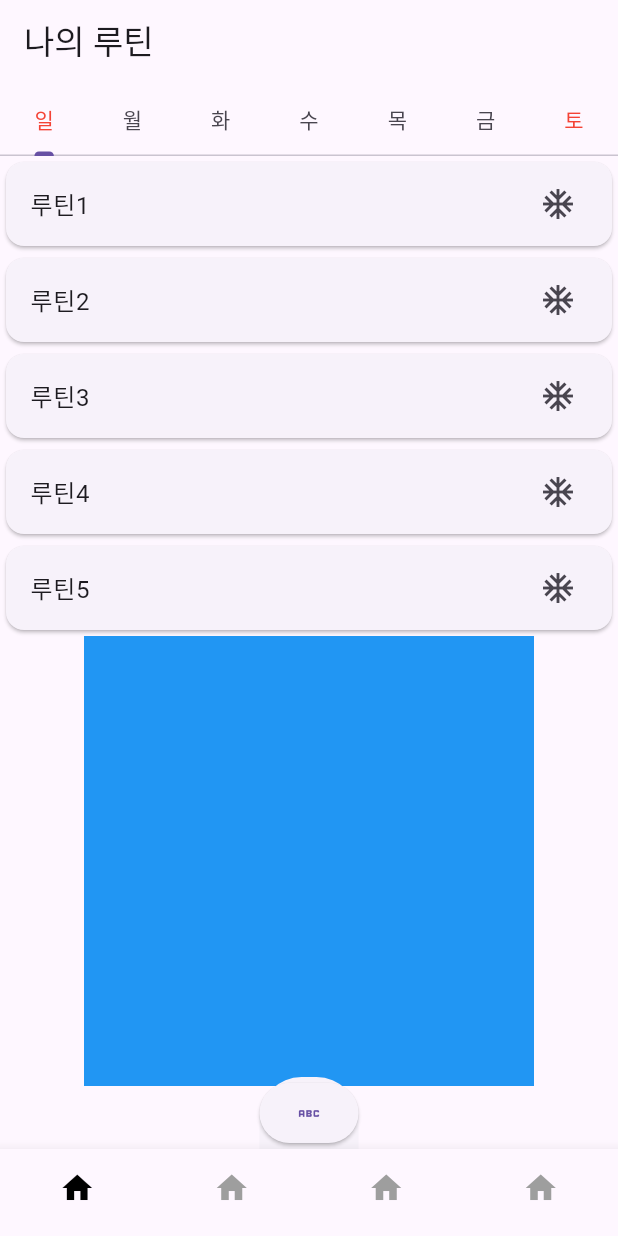
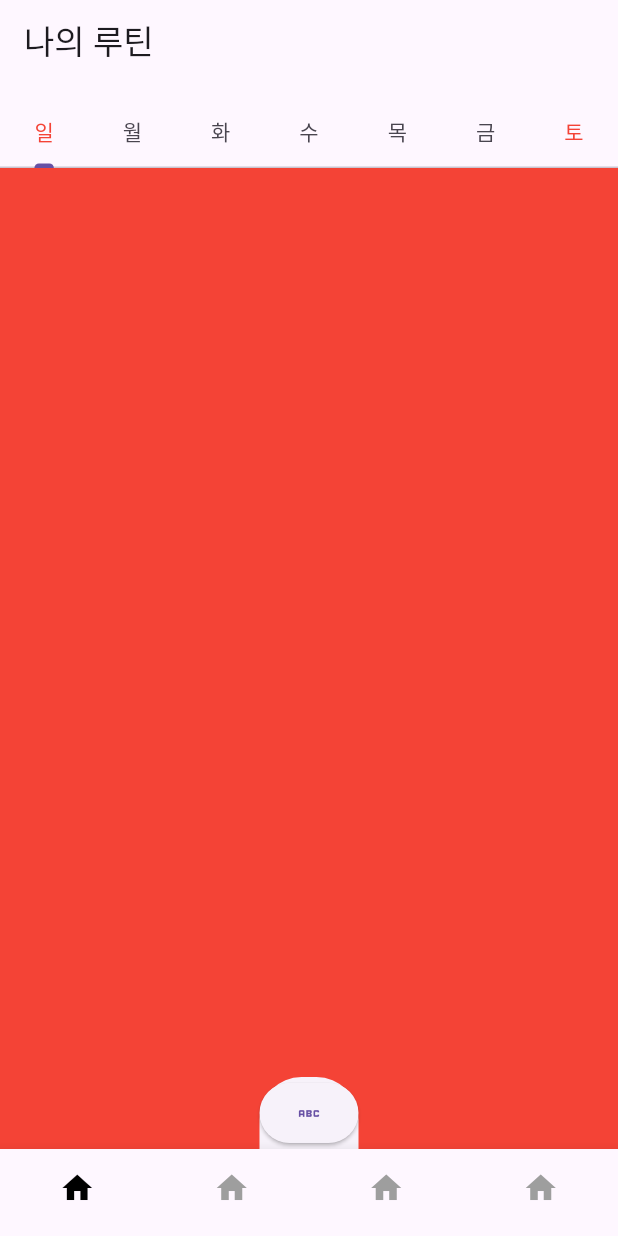
Before and after one commit to formart12/hatin-project, a Flutter app: the screen it shows after launch, on a phone screen of 412 x 824 dp. Run offline on Flutter 3.47's test engine with Material 3 defaults, Android fonts, the phone set to English and light mode, and no system bars.

Commit message:
홈 화면 UI 코드 개선

```diff
--- a/lib/src/home/home_view.dart
+++ b/lib/src/home/home_view.dart
@@ -10,15 +10,39 @@ class HomeView extends StatefulWidget {
 
 class _TabBarScreenState extends State<HomeView>
     with SingleTickerProviderStateMixin {
-  late TabController tabController = TabController(
-    length: 7,
+  final _tabs = <Tab>[
+    const Tab(
+      child: Text(
+        "일",
+        style: TextStyle(color: Colors.red),
+      ),
+    ),
+    const Tab(text: "월"),
+    const Tab(text: "화"),
+    const Tab(text: "수"),
+    const Tab(text: "목"),
+    const Tab(text: "금"),
+    const Tab(
+        child: Text(
+      "토",
+      style: TextStyle(color: Colors.red),
+    )),
+  ];
+  late final TabController _tabController;
+
+  @override
+  void initState() {
+    super.initState();
+    _tabController = TabController(
+      length: _tabs.length,
       vsync: this,
       initialIndex: 0,
     );
+  }
 
   @override
   void dispose() {
-    tabController.dispose();
+    _tabController.dispose();
     super.dispose();
   }
 
@@ -27,17 +51,34 @@ class _TabBarScreenState extends State<HomeView>
     return Scaffold(
       appBar: AppBar(
         title: const Text("나의 루틴"),
+        bottom: PreferredSize(
+            preferredSize: AppBar().preferredSize, child: _tabBar()),
       ),
-      body: SingleChildScrollView(
-        child: Column(
+      body: TabBarView(
+        controller: _tabController,
         children: [
-            _tabBar(),
-            _myroutin(),
-            SafeArea(
-              child: _logo(),
+          Container(
+            color: Colors.red,
+          ),
+          Container(
+            color: Colors.blue,
+          ),
+          Container(
+            color: Colors.red,
+          ),
+          Container(
+            color: Colors.blue,
+          ),
+          Container(
+            color: Colors.red,
+          ),
+          Container(
+            color: Colors.blue,
+          ),
+          Container(
+            color: Colors.red,
           ),
         ],
-        ),
       ),
       bottomSheet: const PlusRoutinView(),
     );
@@ -45,80 +86,8 @@ class _TabBarScreenState extends State<HomeView>
 
   Widget _tabBar() {
     return TabBar(
-      controller: tabController,
-      tabs: const [
-        Tab(
-          child: Text(
-            "일",
-            style: TextStyle(color: Colors.red),
-          ),
-        ),
-        Tab(text: "월"),
-        Tab(text: "화"),
-        Tab(text: "수"),
-        Tab(text: "목"),
-        Tab(text: "금"),
-        Tab(
-            child: Text(
-          "토",
-          style: TextStyle(color: Colors.red),
-        )),
-      ],
-    );
-  }
-
-  Widget _myroutin() {
-    return const Column(
-      children: [
-        Card(
-          child: ListTile(
-            title: Text(
-              "루틴1",
-            ),
-            trailing: Icon(Icons.ac_unit),
-          ),
-        ),
-        Card(
-          child: ListTile(
-            title: Text(
-              "루틴2",
-            ),
-            trailing: Icon(Icons.ac_unit),
-          ),
-        ),
-        Card(
-          child: ListTile(
-            title: Text(
-              "루틴3",
-            ),
-            trailing: Icon(Icons.ac_unit),
-          ),
-        ),
-        Card(
-          child: ListTile(
-            title: Text(
-              "루틴4",
-            ),
-            trailing: Icon(Icons.ac_unit),
-          ),
-        ),
-        Card(
-          child: ListTile(
-            title: Text(
-              "루틴5",
-            ),
-            trailing: Icon(Icons.ac_unit),
-          ),
-        ),
-      ],
-    );
-  }
-
-  Widget _logo() {
-    return Container(
-      width: 300,
-      height: 300,
-      color: Colors.blue,
+      controller: _tabController,
+      tabs: _tabs,
     );
   }
 }
```
Also changed, not shown: 3 other files. Lines whose indentation alone changed are shown as unchanged.
